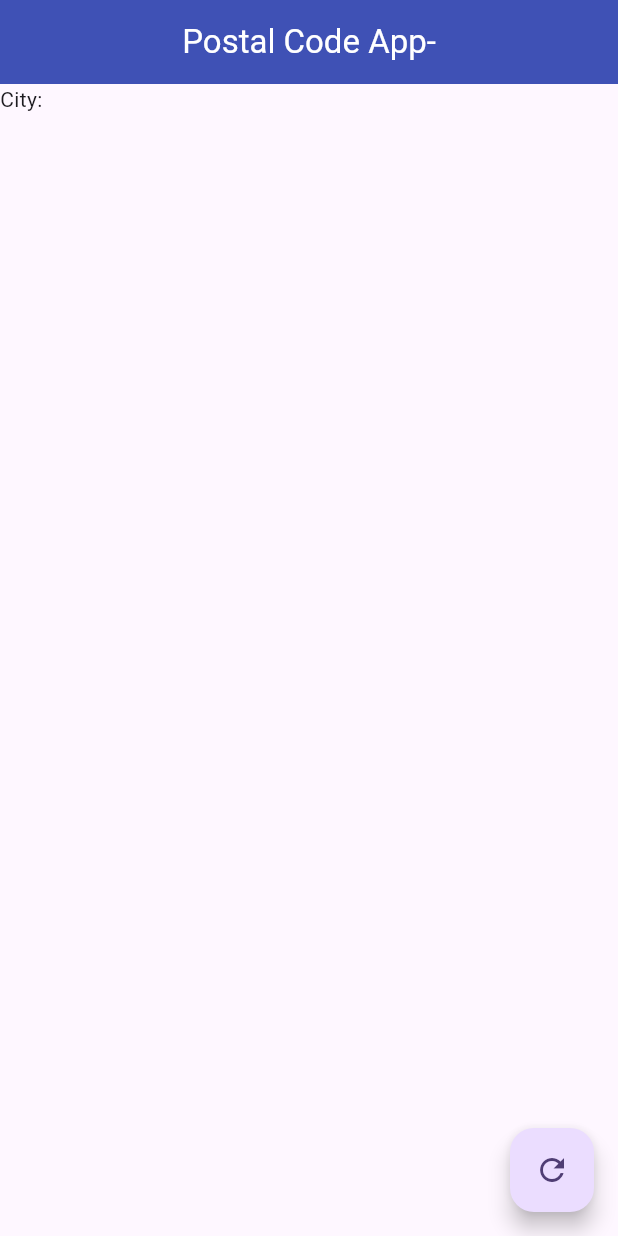
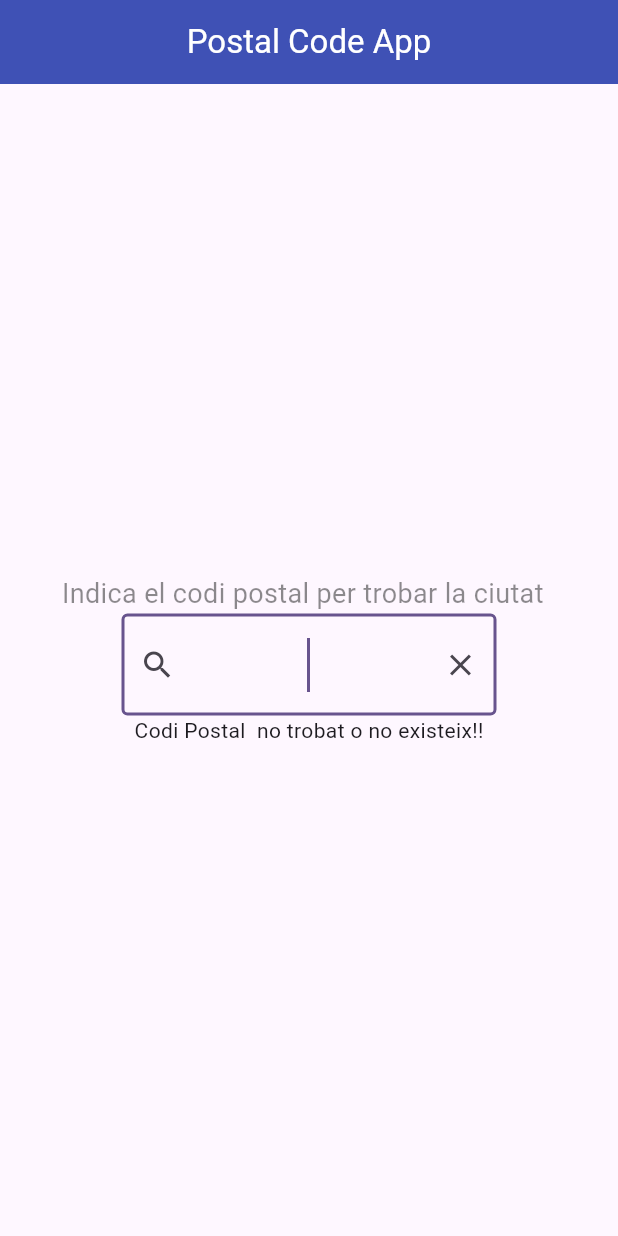
Before and after one commit to angelherrador/activitat_1_4, a Flutter app: the screen it shows after launch, on a phone screen of 412 x 824 dp. Run offline on Flutter 3.47's test engine with Material 2 defaults, Android fonts, the phone set to English and light mode, and no system bars; our stand-ins replace google_maps_flutter.

Commit message:
pre GoogleMap

```diff
--- a/lib/main.dart
+++ b/lib/main.dart
@@ -21,6 +21,7 @@ class MyApp extends StatelessWidget {
             backgroundColor: Colors.indigo,
             centerTitle: true
         ),
+
       ),
       home: const Home(),
     );
--- a/lib/screens/home.dart
+++ b/lib/screens/home.dart
@@ -1,3 +1,4 @@
+import 'package:activitat_1_4/models/zip_code_model.dart';
 import 'package:activitat_1_4/services/zipcode_service.dart';
 import 'package:flutter/material.dart';
 
@@ -13,41 +14,114 @@ class _HomeState extends State<Home> {
   String ?longitude;
   String ?latitude;
   String ?state;
+  String ?postalCode;
+  //String zipCodeInput="23700";
 
-  String zipCodeInput="23700";
+  var zipCodeController = TextEditingController();
+  ZipCode? zipCode;
+
+  void clearText() {
+    zipCodeController.clear();
+  }
 
   @override
   Widget build(BuildContext context) {
+    var screenWidth = MediaQuery.of(context).size.width;
+
     return Scaffold(
       appBar: AppBar(
-        title:const Text('Postal Code App-'),
+        title:const Text('Postal Code App'),
+      ),
+      body:Center(
+          child: Column(
+            mainAxisAlignment: MainAxisAlignment.center,
+            children: [
+                SizedBox(
+                  width: screenWidth*0.8,
+                  child: const Text("Indica el codi postal per trobar la ciutat",
+                      style: TextStyle(
+                        fontSize: 18,
+                        color: Colors.black45,)
+                  )
+                ),
+              SizedBox(
+                width:250,
+                child: TextField(
+                  autofocus: true,
+                  onChanged: (zipInput) async {
+                      ZipCode? zipCode = await ZipCodeService().fetchData(zipInput);
 
-      ),
-      body:
-        Text('City: $city'),
-        floatingActionButton: FloatingActionButton(
-          onPressed: ()
-            async {
-              var zipcode = await ZipCodeService().fetchData("23700");
+                      city = zipCode.places.first.placeName;
+                      longitude = zipCode.places.first.longitude;
+                      latitude = zipCode.places.first.latitude;
+                      state = zipCode.places.first.state;
+                      postalCode= zipCode.postCode;
 
-              city = zipcode.places.first.placeName;
-              longitude = zipcode.places.first.longitude;
-              latitude = zipcode.places.first.latitude;
-              state = zipcode.places.first.state;
+                      debugPrint(city);
+                      debugPrint(longitude);
+                      debugPrint(state);
+                      setState(() {});
+                    },
+                  controller: zipCodeController,
+                  decoration: InputDecoration(
+                    prefixIcon: const Icon(Icons.search),
+                    suffixIcon: IconButton(
+                          icon: const Icon(Icons.clear,),
+                          onPressed: zipCodeController.clear,
+                    ),
+                    border: const OutlineInputBorder(),
 
-              debugPrint(city);
-              debugPrint(longitude);
-              debugPrint(state);
-              setState(() {});
-            },
-
-            child: const Icon(Icons.refresh),
+                  ),
+                  style: const TextStyle(fontSize: 24),
+                  textAlign: TextAlign.center,
+                ),
+              ),
+              if (longitude == null)
+                 Text("Codi Postal ${zipCodeController.text} no trobat o no existeix!!"),
+              // if (longitude != null)
+              //   Text('Codi Postal: $postalCode'),
+              if (longitude != null)
+                Text('Ciutat: $city'),
+              if (longitude != null)
+                Text('Comunitat: $state'),
+              if (longitude != null)
+                Row(
+                  mainAxisAlignment: MainAxisAlignment.center,
+                  children: [
+                    SizedBox(
+                      width: screenWidth*0.1,
+                      child: const Icon(Icons.place),),
+                    SizedBox(
+                        width: screenWidth*0.25,
+                        child: const Text('Coordenades:'),),
+                    SizedBox(
+                      width: screenWidth*0.25,
+                        child: Text('Long: $longitude'),),
+                    SizedBox(
+                      width: screenWidth*0.3,
+                        child:Text('Lat: $latitude'),),
+                  ],
+                ),
+          ]),
         ),
-
+        // floatingActionButton: FloatingActionButton(
+        //   onPressed: ()
+        //     async {
+        //       var zipcode = await ZipCodeService().fetchData("43001");
+        //
+        //       city = zipcode.places.first.placeName;
+        //       longitude = zipcode.places.first.longitude;
+        //       latitude = zipcode.places.first.latitude;
+        //       state = zipcode.places.first.state;
+        //
+        //       debugPrint(city);
+        //       debugPrint(longitude);
+        //       debugPrint(state);
+        //       setState(() {});
+        //     },
+        //
+        //     child: const Icon(Icons.refresh),
+        // ),
     );
   }
 }
-// void getZipCode(zipCodeInput){
-//   ZipCodeService zipCodeService = ZipCodeService();
-//   zipCodeService.methodeWithParam(zipCodeInput);
-// }
--- a/pubspec.yaml
+++ b/pubspec.yaml
@@ -36,6 +36,7 @@ dependencies:
   # Use with the CupertinoIcons class for iOS style icons.
   cupertino_icons: ^1.0.2
   http: ^1.1.0
+  google_maps_flutter: ^2.5.0
 
 dev_dependencies:
   flutter_test:
```
Also changed, not shown: lib/screens/map.dart (added, +11 -0 lines), lib/services/zipcode_service.dart (+15 -11 lines), pubspec.lock.
